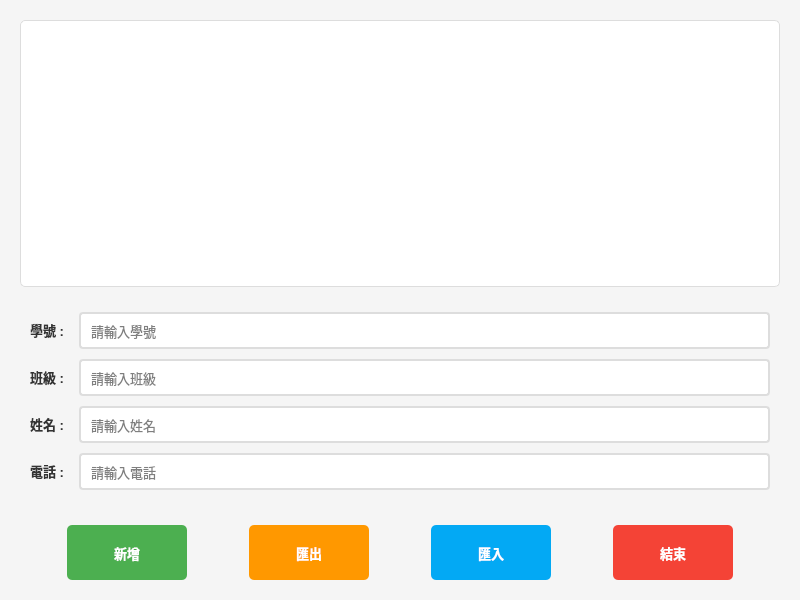
Qt form mywidget.ui (ID41343107/ContactBook) before a commit.
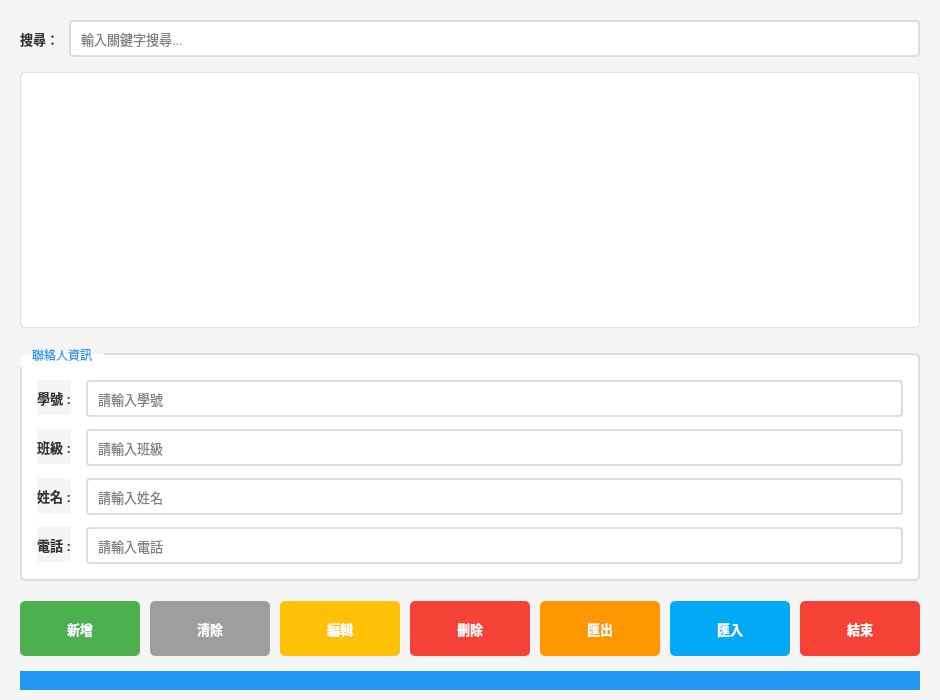
The same form after that commit.

Commit message: Add comprehensive UI enhancements with new features

What changed in the file:
```diff
--- a/mywidget.ui
+++ b/mywidget.ui
@@ -6,8 +6,8 @@
    <rect>
     <x>0</x>
     <y>0</y>
-    <width>800</width>
-    <height>600</height>
+    <width>900</width>
+    <height>700</height>
    </rect>
   </property>
   <property name="windowTitle">
@@ -78,6 +78,11 @@
     background-color: #0D47A1;
 }
 
+QPushButton:disabled {
+    background-color: #cccccc;
+    color: #666666;
+}
+
 QPushButton#pushButton {
     background-color: #4CAF50;
 }
@@ -86,6 +91,30 @@
     background-color: #45a049;
 }
 
+QPushButton#pushButton_clear {
+    background-color: #9E9E9E;
+}
+
+QPushButton#pushButton_clear:hover {
+    background-color: #757575;
+}
+
+QPushButton#pushButton_delete {
+    background-color: #f44336;
+}
+
+QPushButton#pushButton_delete:hover {
+    background-color: #d32f2f;
+}
+
+QPushButton#pushButton_edit {
+    background-color: #FFC107;
+}
+
+QPushButton#pushButton_edit:hover {
+    background-color: #FFA000;
+}
+
 QPushButton#pushButton_2 {
     background-color: #FF9800;
 }
@@ -108,6 +137,29 @@
 
 QPushButton#pushButton_4:hover {
     background-color: #d32f2f;
+}
+
+QStatusBar {
+    background-color: #2196F3;
+    color: white;
+    font-size: 9pt;
+}
+
+QGroupBox {
+    border: 2px solid #ddd;
+    border-radius: 5px;
+    margin-top: 10px;
+    padding-top: 10px;
+    background-color: white;
+}
+
+QGroupBox::title {
+    subcontrol-origin: margin;
+    subcontrol-position: top left;
+    padding: 5px 10px;
+    color: #2196F3;
+    font-weight: bold;
+    font-size: 11pt;
 }</string>
   </property>
   <layout class="QVBoxLayout" name="verticalLayout">
@@ -124,8 +176,29 @@
     <number>20</number>
    </property>
    <property name="bottomMargin">
-    <number>20</number>
+    <number>10</number>
    </property>
+   <item>
+    <layout class="QHBoxLayout" name="searchLayout">
+     <property name="spacing">
+      <number>10</number>
+     </property>
+     <item>
+      <widget class="QLabel" name="label_search">
+       <property name="text">
+        <string>搜尋：</string>
+       </property>
+      </widget>
+     </item>
+     <item>
+      <widget class="QLineEdit" name="lineEdit_search">
+       <property name="placeholderText">
+        <string>輸入關鍵字搜尋...</string>
+       </property>
+      </widget>
+     </item>
+    </layout>
+   </item>
    <item>
     <widget class="QTableWidget" name="tableWidget">
      <property name="alternatingRowColors">
@@ -146,25 +219,36 @@
     </widget>
    </item>
    <item>
+    <widget class="QGroupBox" name="groupBox">
+     <property name="title">
+      <string>聯絡人資訊</string>
+     </property>
     <layout class="QFormLayout" name="formLayout">
      <property name="horizontalSpacing">
       <number>15</number>
      </property>
      <property name="verticalSpacing">
-      <number>10</number>
+       <number>12</number>
      </property>
      <property name="leftMargin">
-      <number>10</number>
+       <number>15</number>
      </property>
      <property name="topMargin">
-      <number>10</number>
+       <number>15</number>
      </property>
      <property name="rightMargin">
-      <number>10</number>
+       <number>15</number>
      </property>
      <property name="bottomMargin">
-      <number>10</number>
-     </property>
+       <number>15</number>
+      </property>
+      <item row="0" column="0">
+       <widget class="QLabel" name="label">
+        <property name="text">
+         <string>學號 :</string>
+        </property>
+       </widget>
+      </item>
      <item row="0" column="1">
       <widget class="QLineEdit" name="lineEdit">
        <property name="placeholderText">
@@ -214,36 +298,17 @@
        </property>
       </widget>
      </item>
-     <item row="0" column="0">
-      <widget class="QLabel" name="label">
-       <property name="text">
-        <string>學號 :</string>
-       </property>
-      </widget>
-     </item>
-    </layout>
+     </layout>
+    </widget>
    </item>
    <item>
     <layout class="QHBoxLayout" name="horizontalLayout">
      <property name="spacing">
-      <number>15</number>
-     </property>
-     <property name="topMargin">
       <number>10</number>
      </property>
-     <item>
-      <spacer name="horizontalSpacer">
-       <property name="orientation">
-        <enum>Qt::Orientation::Horizontal</enum>
-       </property>
-       <property name="sizeHint" stdset="0">
-        <size>
-         <width>40</width>
-         <height>20</height>
-        </size>
-       </property>
-      </spacer>
-     </item>
+     <property name="topMargin">
+      <number>5</number>
+     </property>
      <item>
       <widget class="QPushButton" name="pushButton">
        <property name="text">
@@ -252,10 +317,43 @@
       </widget>
      </item>
      <item>
-      <spacer name="horizontalSpacer_2">
+      <widget class="QPushButton" name="pushButton_clear">
+       <property name="toolTip">
+        <string>清除輸入欄位</string>
+       </property>
+       <property name="text">
+        <string>清除</string>
+       </property>
+      </widget>
+     </item>
+     <item>
+      <widget class="QPushButton" name="pushButton_edit">
+       <property name="toolTip">
+        <string>編輯選取的聯絡人</string>
+       </property>
+       <property name="text">
+        <string>編輯</string>
+       </property>
+      </widget>
+     </item>
+     <item>
+      <widget class="QPushButton" name="pushButton_delete">
+       <property name="toolTip">
+        <string>刪除選取的聯絡人 (Delete)</string>
+       </property>
+       <property name="text">
+        <string>刪除</string>
+       </property>
+      </widget>
+     </item>
+     <item>
+      <spacer name="horizontalSpacer">
        <property name="orientation">
         <enum>Qt::Orientation::Horizontal</enum>
        </property>
+       <property name="sizeType">
+        <enum>QSizePolicy::Expanding</enum>
+       </property>
        <property name="sizeHint" stdset="0">
         <size>
          <width>40</width>
@@ -271,19 +369,6 @@
        </property>
       </widget>
      </item>
-     <item>
-      <spacer name="horizontalSpacer_3">
-       <property name="orientation">
-        <enum>Qt::Orientation::Horizontal</enum>
-       </property>
-       <property name="sizeHint" stdset="0">
-        <size>
-         <width>40</width>
-         <height>20</height>
-        </size>
-       </property>
-      </spacer>
-     </item>
      <item>
       <widget class="QPushButton" name="pushButton_3">
        <property name="text">
@@ -291,19 +376,6 @@
        </property>
       </widget>
      </item>
-     <item>
-      <spacer name="horizontalSpacer_4">
-       <property name="orientation">
-        <enum>Qt::Orientation::Horizontal</enum>
-       </property>
-       <property name="sizeHint" stdset="0">
-        <size>
-         <width>40</width>
-         <height>20</height>
-        </size>
-       </property>
-      </spacer>
-     </item>
      <item>
       <widget class="QPushButton" name="pushButton_4">
        <property name="text">
@@ -311,21 +383,15 @@
        </property>
       </widget>
      </item>
-     <item>
-      <spacer name="horizontalSpacer_5">
-       <property name="orientation">
-        <enum>Qt::Orientation::Horizontal</enum>
-       </property>
-       <property name="sizeHint" stdset="0">
-        <size>
-         <width>40</width>
-         <height>20</height>
-        </size>
-       </property>
-      </spacer>
-     </item>
     </layout>
    </item>
+   <item>
+    <widget class="QStatusBar" name="statusBar">
+     <property name="sizeGripEnabled">
+      <bool>false</bool>
+     </property>
+    </widget>
+   </item>
   </layout>
  </widget>
  <resources/>
```
Left out of the diff: 12 changed lines with no effect on the pictures. Lines whose indentation alone changed are shown as unchanged. The commit also changes 4 other files.
